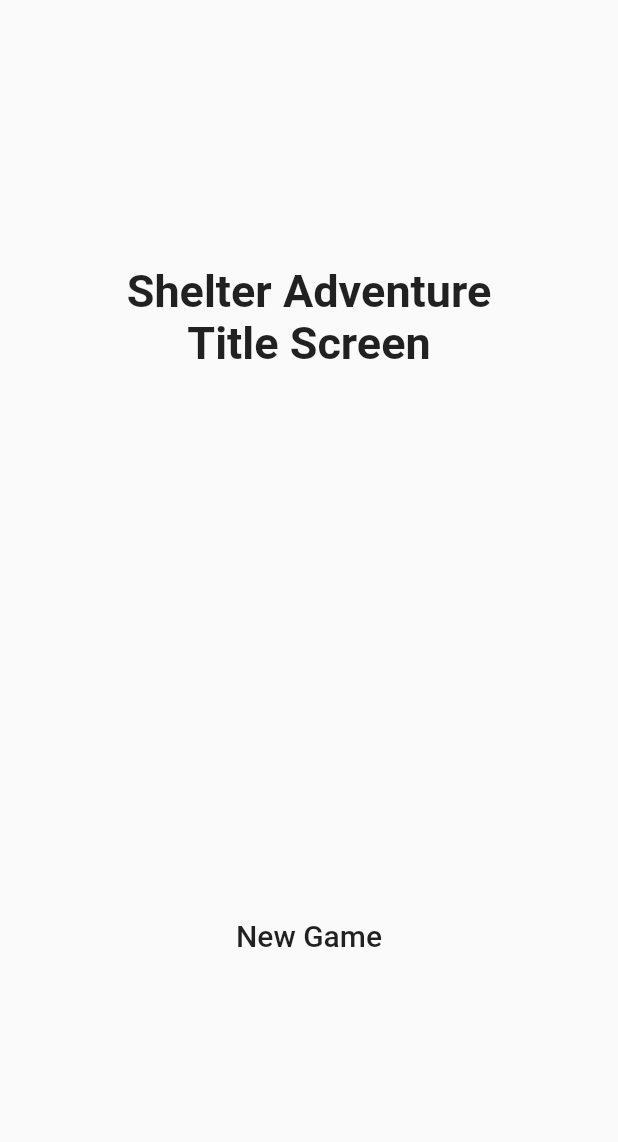
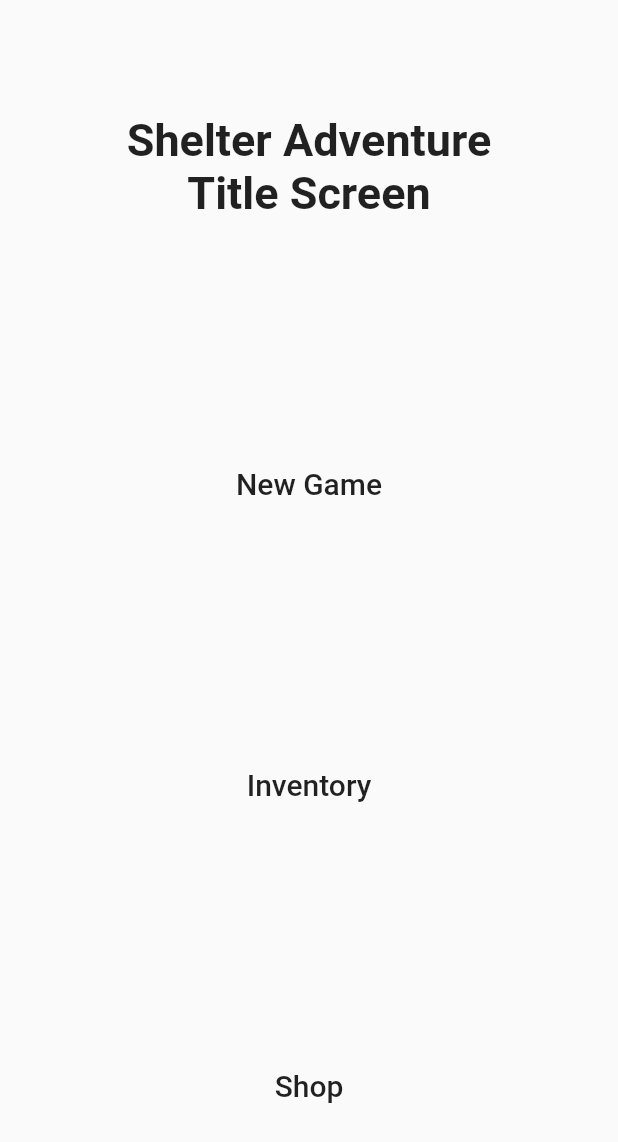
Before and after one commit to kskotheim/shelter_adventure, a Flutter app: the screen it shows after launch, on a phone screen of 412 x 824 dp. Shown: the top 1142 px of the screen. Run offline on Flutter 3.47's test engine with Material 2 defaults, Android fonts, the phone set to English and light mode, and no system bars; our stand-ins replace shared_preferences.

Commit message:
add inventory

```diff
--- a/lib/components/game/game_logic.dart
+++ b/lib/components/game/game_logic.dart
@@ -1,14 +1,32 @@
 import 'dart:async';
+
+import 'package:shelter_adventure/components/inventory/inventory.dart';
+import 'package:shelter_adventure/util/repository.dart';
 
 class GameLogic{
 
   StreamController<GameState> _gameStateController = StreamController<GameState>();
   Stream<GameState> get gameState => _gameStateController.stream;
+
+  void showLoadingScreen() => _gameStateController.sink.add(GameStateLoading());
   void showTitleScreen() => _gameStateController.sink.add(GameStateTitleScreen());
   void showGameScreen() => _gameStateController.sink.add(GameStatePlaying());
+  void showInventory() => _gameStateController.sink.add(GameStateInventory());
   void showShop() => _gameStateController.sink.add(GameStateShop());
 
+  SharedPrefsManager _sharedPrefs;
+  Inventory _inventory;
+  Inventory get inventory => _inventory;
+
   GameLogic(){
+    showLoadingScreen();
+    getInventory();
+  }
+
+  // loads the inventory from shared preferences when the game is opened
+  void getInventory() async {
+    _sharedPrefs = await SharedPrefsManager.getInstance();
+    _inventory = Inventory.fromString(_sharedPrefs.getInventory());
     showTitleScreen();
   }
 
@@ -27,3 +45,7 @@ class GameStateTitleScreen extends GameState{}
 class GameStatePlaying extends GameState{}
 
 class GameStateShop extends GameState{}
+
+class GameStateInventory extends GameState{}
+
+class GameStateLoading extends GameState{}
--- a/lib/components/game/game_page.dart
+++ b/lib/components/game/game_page.dart
@@ -3,6 +3,8 @@ import 'package:provider/provider.dart';
 import 'package:shelter_adventure/components/adventure/adventure_page.dart';
 import 'package:shelter_adventure/components/game/game_logic.dart';
 import 'package:shelter_adventure/components/game/title_screen.dart';
+import 'package:shelter_adventure/components/inventory/inventory_page.dart';
+import 'package:shelter_adventure/components/shop/shop_page.dart';
 
 class GamePage extends StatelessWidget {
   @override
@@ -25,11 +27,28 @@ class GamePage extends StatelessWidget {
               return AdventurePage();
             }
             if (snapshot.data is GameStateShop) {
+              return ShopPage();
+            }
+            if (snapshot.data is GameStateInventory) {
               return Center(
-            child: Text('shop'),
+                child: InventoryPage(),
               );
+            }
+            if (snapshot.data is GameStateLoading) {
+              return LoadingScreen();
             }
           }),
     );
   }
 }
+
+class LoadingScreen extends StatelessWidget {
+  @override
+  Widget build(BuildContext context) {
+    return Scaffold(
+      body: Center(
+        child: Text('loading ...'),
+      ),
+    );
+  }
+}
--- a/lib/components/game/title_screen.dart
+++ b/lib/components/game/title_screen.dart
@@ -25,6 +25,14 @@ class TitleScreen extends StatelessWidget {
               child: Text('New Game', style: Style.subTitleTextStyle,),
               onPressed: gameLogic.showGameScreen,
             ),
+            FlatButton(
+              child: Text('Inventory', style: Style.subTitleTextStyle,),
+              onPressed: gameLogic.showInventory,
+            ),
+            FlatButton(
+              child: Text('Shop', style: Style.subTitleTextStyle,),
+              onPressed: gameLogic.showShop,
+            ),
           ],
         ),
       ),
--- /dev/null
+++ b/lib/components/inventory/inventory.dart
@@ -0,0 +1,49 @@
+// this class represents the user's selected items
+// it is also exported and imported from shared preferences
+// with the toString method and fromString constructor
+
+import 'dart:convert';
+
+import 'package:shelter_adventure/components/inventory/item_list.dart';
+
+class Inventory {
+  // strings for saving and retrieving inventory from map
+  static const String INVENTORY_SIZE = 'Inventory_Size';
+  static const String EQUIPPED_ITEM_IDS = 'Equipped_Item_Ids';
+
+  int inventorySize = 3;
+  List<String> equippedItemIds = [];
+  List<Item> get equippedItems => equippedItemIds
+      .map((id) => theItems.where((item) => item.itemId == id).toList()[0]).toList();
+
+  Inventory({this.inventorySize, this.equippedItemIds});
+
+  void setInventorySize(int newSize) => inventorySize = newSize;
+  void equipItem(String itemId) => equippedItemIds.add(itemId);
+  void unequipItem(String itemId) {
+    if (equippedItemIds.contains(itemId)) equippedItemIds.remove(itemId);
+  }
+
+  // these methods are for converting the inventory to/from a string
+  // for storing or retrieving the inventory in shared preferences
+  static Inventory _fromMap(Map<String, dynamic> inventory) {
+    return Inventory(
+        inventorySize: inventory[INVENTORY_SIZE] ?? 3,
+        equippedItemIds: List<String>.from(inventory[EQUIPPED_ITEM_IDS]) ?? []);
+  }
+
+  Map<String, dynamic> get _toMap => {
+        INVENTORY_SIZE: inventorySize,
+        EQUIPPED_ITEM_IDS: equippedItemIds,
+      };
+
+  static Inventory fromString(String inventory) {
+    if (inventory.length > 0)
+      return _fromMap(jsonDecode(inventory));
+    else
+      return Inventory(equippedItemIds: [], inventorySize: 3);
+  }
+
+  @override
+  String toString() => jsonEncode(_toMap);
+}
--- /dev/null
+++ b/lib/components/inventory/inventory_logic.dart
@@ -0,0 +1,45 @@
+import 'dart:async';
+import 'package:shelter_adventure/components/game/game_logic.dart';
+import 'package:shelter_adventure/components/inventory/inventory.dart';
+import 'package:shelter_adventure/util/repository.dart';
+
+class InventoryLogic {
+  final GameLogic gameLogic;
+  SharedPrefsManager _prefs;
+
+  InventoryLogic({this.gameLogic}) {
+    assert(gameLogic != null);
+    _getSharedPrefs();
+    updateInventory(gameLogic.inventory);
+  }
+
+  void _getSharedPrefs() async {
+    _prefs= await SharedPrefsManager.getInstance();
+  }
+
+  StreamController<Inventory> _inventoryController =
+      StreamController<Inventory>();
+  Stream<Inventory> get inventoryStream => _inventoryController.stream;
+  void updateInventory(Inventory inventory) =>
+      _inventoryController.sink.add(inventory);
+
+  void itemButtonPressed(String itemId) {
+    if (!gameLogic.inventory.equippedItemIds.contains(itemId)) {
+      gameLogic.inventory.equipItem(itemId);
+    } else {
+      gameLogic.inventory.unequipItem(itemId);
+    }
+    _saveInventory();
+    updateInventory(gameLogic.inventory);
+  }
+
+  void _saveInventory() async {
+    if(_prefs != null){
+      _prefs.setInventory(gameLogic.inventory.toString());
+    }
+  }
+
+  void dispose() {
+    _inventoryController.close();
+  }
+}
--- /dev/null
+++ b/lib/components/inventory/item_list.dart
@@ -0,0 +1,45 @@
+// this class represents the items you equip
+class Item {
+  final String itemId;
+  final String name;
+  final String effectString;
+  final List<int> additiveBonus;
+  final List<double> multiplicitiveBonus;
+
+  Item({
+    this.itemId,
+    this.name = 'item name',
+    this.effectString = 'item effect',
+    this.additiveBonus = const [0, 0, 0, 0],
+    this.multiplicitiveBonus = const [1.0, 1.0, 1.0, 1.0],
+  }) : assert(itemId != null);
+}
+
+
+// these are all the items in the game
+final List<Item> theItems = [
+  Item(
+    itemId: '1',
+    name: 'Dog Bone',
+    effectString: 'Bonus +20 starting Animal score',
+    additiveBonus: [0,20,0,0],
+  ),
+  Item(
+    itemId: '2',
+    name: 'Rotary Phone',
+    effectString: 'Bonus +20 starting Operations score',
+    additiveBonus: [0,20,0,0],
+  ),
+  Item(
+    itemId: '3',
+    name: 'Bowl of Candy',
+    effectString: 'Bonus +20 starting Community score',
+    additiveBonus: [0,20,0,0],
+  ),
+  Item(
+    itemId: '4',
+    name: 'Yo-Yo',
+    effectString: 'Bonus +20 starting Personal score',
+    additiveBonus: [0,20,0,0],
+  ),
+];
--- /dev/null
+++ b/lib/util/repository.dart
@@ -0,0 +1,64 @@
+
+import 'package:shared_preferences/shared_preferences.dart';
+
+class SharedPrefsManager {
+
+  static const String _USERNAME_KEY = 'username';
+  static const String _INVENTORY_KEY = 'inventory';
+  static const String _CURRENCY_KEY = 'currency';
+  static const String _PURCHASES_KEY = 'purchases';
+
+  static SharedPrefsManager _instance;
+  static SharedPreferences _preferences;
+  static Future<SharedPrefsManager> getInstance() async {
+    if (_instance == null) {
+      _instance = SharedPrefsManager();
+    }
+    if (_preferences == null) {
+      _preferences = await SharedPreferences.getInstance();
+    }
+    return _instance;
+  }
+
+  Future<bool> setUsername(String username) async {
+    return _preferences.setString(_USERNAME_KEY, username);
+  }
+
+  String getUsername() {
+    return _preferences.getString(_USERNAME_KEY) ?? '';
+  }
+
+  Future<bool> setInventory(String inventory) async {
+    return _preferences.setString(_INVENTORY_KEY, inventory);
+  }
+
+  String getInventory() {
+    return _preferences.getString(_INVENTORY_KEY) ?? '';
+  }
+
+  Future<bool> setCurrency(int currency) {
+    return _preferences.setInt(_CURRENCY_KEY, currency);
+  }
+
+  int getCurrency() {
+    return _preferences.getInt(_CURRENCY_KEY) ?? '';
+  }
+
+
+
+  Future<bool> setPurchase(String purchaseId) async {
+    List<String> purchases = _preferences.getStringList(_PURCHASES_KEY) ?? [];
+    if(!purchases.contains(purchaseId)) purchases.add(purchaseId);
+    return _preferences.setStringList(_PURCHASES_KEY, purchases);
+  }
+
+  List<String> getPurchases(){
+    return _preferences.getStringList(_PURCHASES_KEY) ?? [];
+  }
+
+  Future<bool> clear() async {
+    return _preferences.clear();
+  }
+
+
+}
--- a/pubspec.yaml
+++ b/pubspec.yaml
@@ -24,6 +24,7 @@ dependencies:
   # Use with the CupertinoIcons class for iOS style icons.
   cupertino_icons: ^0.1.2
   provider: ^3.1.0
+  shared_preferences: ^0.5.3+5
 
 dev_dependencies:
   flutter_test:
```
Also changed, not shown: lib/components/adventure/adventure_page.dart (+8 -1 lines), lib/components/inventory/inventory_page.dart (added, +88 -0 lines), lib/components/shop/shop_logic.dart (added, +7 -0 lines), lib/components/shop/shop_page.dart (added, +24 -0 lines), pubspec.lock, 3 other files. Lines whose indentation alone changed are shown as unchanged.
